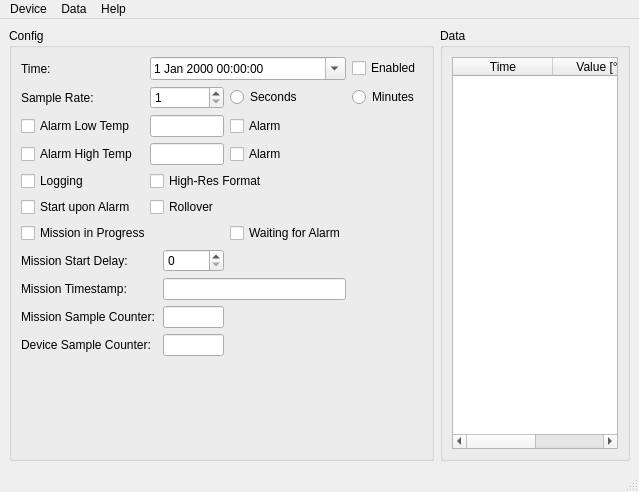
Qt form gui/main.ui (kkoop/qibutton) before a commit.
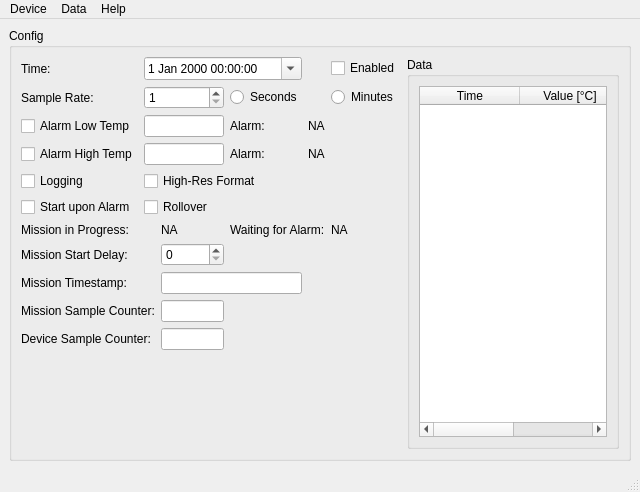
The same form after that commit.

Commit message: mission start/stop, clear data added

What changed in the file:
```diff
--- a/gui/main.ui
+++ b/gui/main.ui
@@ -6,7 +6,7 @@
    <rect>
     <x>0</x>
     <y>0</y>
-    <width>639</width>
+    <width>640</width>
     <height>492</height>
    </rect>
   </property>
@@ -24,26 +24,50 @@
        <string>Config</string>
       </property>
       <layout class="QGridLayout" name="gridLayout">
-       <item row="11" column="3" colspan="3">
-        <spacer name="verticalSpacer">
-         <property name="orientation">
-          <enum>Qt::Vertical</enum>
+       <item row="0" column="0">
+        <widget class="QLabel" name="label">
+         <property name="text">
+          <string>Time:</string>
          </property>
-         <property name="sizeHint" stdset="0">
-          <size>
-           <width>20</width>
-           <height>126</height>
-          </size>
+        </widget>
+       </item>
+       <item row="0" column="1" colspan="3">
+        <widget class="QDateTimeEdit" name="rtcEdit">
+         <property name="calendarPopup">
+          <bool>true</bool>
          </property>
-        </spacer>
+        </widget>
        </item>
-       <item row="5" column="0">
-        <widget class="QCheckBox" name="startUponAlarmCheckBox">
+       <item row="0" column="5">
+        <widget class="QCheckBox" name="rtcEnabledCheckBox">
          <property name="text">
-          <string>Start upon Alarm</string>
+          <string>Enabled</string>
          </property>
         </widget>
        </item>
+       <item row="0" column="6" rowspan="12">
+        <widget class="QGroupBox" name="groupBox_2">
+         <property name="title">
+          <string>Data</string>
+         </property>
+         <layout class="QHBoxLayout" name="horizontalLayout_2">
+          <item>
+           <widget class="QTableWidget" name="dataTable">
+            <column>
+             <property name="text">
+              <string>Time</string>
+             </property>
+            </column>
+            <column>
+             <property name="text">
+              <string>Value [°C]</string>
+             </property>
+            </column>
+           </widget>
+          </item>
+         </layout>
+        </widget>
+       </item>
        <item row="1" column="0">
         <widget class="QLabel" name="label_2">
          <property name="text">
@@ -51,35 +75,7 @@
          </property>
         </widget>
        </item>
-       <item row="3" column="0" colspan="2">
-        <widget class="QCheckBox" name="alarmHighEnabledCheckBox">
-         <property name="text">
-          <string>Alarm High Temp</string>
-         </property>
-        </widget>
-       </item>
-       <item row="5" column="2" colspan="3">
-        <widget class="QCheckBox" name="rolloverCheckBox">
-         <property name="text">
-          <string>Rollover</string>
-         </property>
-        </widget>
-       </item>
-       <item row="2" column="0" colspan="2">
-        <widget class="QCheckBox" name="alarmLowEnabledCheckBox">
-         <property name="text">
-          <string>Alarm Low Temp</string>
-         </property>
-        </widget>
-       </item>
-       <item row="10" column="0" colspan="4">
-        <widget class="QLabel" name="label_5">
-         <property name="text">
-          <string>Device Sample Counter:</string>
-         </property>
-        </widget>
-       </item>
-       <item row="1" column="2" colspan="3">
+       <item row="1" column="1" colspan="2">
         <widget class="QSpinBox" name="sampleRateSpinBox">
          <property name="minimum">
           <number>1</number>
@@ -89,172 +85,192 @@
          </property>
         </widget>
        </item>
-       <item row="8" column="0">
-        <widget class="QLabel" name="label_6">
-         <property name="text">
-          <string>Mission Timestamp:</string>
-         </property>
-        </widget>
-       </item>
-       <item row="7" column="0" colspan="2">
-        <widget class="QLabel" name="label_3">
-         <property name="text">
-          <string>Mission Start Delay:</string>
-         </property>
-        </widget>
-       </item>
-       <item row="0" column="0">
-        <widget class="QLabel" name="label">
-         <property name="text">
-          <string>Time:</string>
-         </property>
-        </widget>
-       </item>
-       <item row="9" column="0" colspan="4">
-        <widget class="QLabel" name="label_4">
-         <property name="text">
-          <string>Mission Sample Counter:</string>
-         </property>
-        </widget>
-       </item>
-       <item row="6" column="0" colspan="3">
-        <widget class="QCheckBox" name="missionInProgressCheckBox">
-         <property name="text">
-          <string>Mission in Progress</string>
-         </property>
-         <property name="checkable">
-          <bool>false</bool>
-         </property>
-        </widget>
-       </item>
-       <item row="4" column="2" colspan="5">
-        <widget class="QCheckBox" name="highResLoggingCheckBox">
-         <property name="text">
-          <string>High-Res Format</string>
-         </property>
-        </widget>
-       </item>
-       <item row="4" column="0">
-        <widget class="QCheckBox" name="loggingCheckBox">
-         <property name="text">
-          <string>Logging</string>
-         </property>
-        </widget>
-       </item>
-       <item row="0" column="2" colspan="4">
-        <widget class="QDateTimeEdit" name="rtcEdit">
-         <property name="calendarPopup">
-          <bool>true</bool>
-         </property>
-        </widget>
-       </item>
-       <item row="3" column="2" colspan="3">
-        <widget class="QLineEdit" name="alarmHighEdit"/>
-       </item>
-       <item row="1" column="5">
+       <item row="1" column="3">
         <widget class="QRadioButton" name="sampleRateSecondsRadioButton">
          <property name="text">
           <string>Seconds</string>
          </property>
         </widget>
        </item>
-       <item row="2" column="2" colspan="3">
-        <widget class="QLineEdit" name="alarmLowEdit"/>
-       </item>
-       <item row="1" column="6">
+       <item row="1" column="5">
         <widget class="QRadioButton" name="sampleRateMinutesRadioButton">
          <property name="text">
           <string>Minutes</string>
          </property>
         </widget>
        </item>
-       <item row="2" column="5">
-        <widget class="QCheckBox" name="alarmLowCheckBox">
+       <item row="2" column="0">
+        <widget class="QCheckBox" name="alarmLowEnabledCheckBox">
          <property name="text">
-          <string>Alarm</string>
+          <string>Alarm Low Temp</string>
          </property>
-         <property name="checkable">
-          <bool>false</bool>
+        </widget>
+       </item>
+       <item row="2" column="1" colspan="2">
+        <widget class="QLineEdit" name="alarmLowEdit"/>
+       </item>
+       <item row="2" column="3">
+        <widget class="QLabel" name="label_8">
+         <property name="text">
+          <string>Alarm:</string>
          </property>
         </widget>
        </item>
-       <item row="0" column="6">
-        <widget class="QCheckBox" name="rtcEnabledCheckBox">
+       <item row="2" column="4">
+        <widget class="QLabel" name="lowAlarmLabel">
          <property name="text">
-          <string>Enabled</string>
+          <string>NA</string>
          </property>
         </widget>
        </item>
-       <item row="3" column="5">
-        <widget class="QCheckBox" name="alarmHighCheckBox">
+       <item row="3" column="0">
+        <widget class="QCheckBox" name="alarmHighEnabledCheckBox">
          <property name="text">
-          <string>Alarm</string>
+          <string>Alarm High Temp</string>
          </property>
-         <property name="checkable">
-          <bool>false</bool>
+        </widget>
+       </item>
+       <item row="3" column="1" colspan="2">
+        <widget class="QLineEdit" name="alarmHighEdit"/>
+       </item>
+       <item row="3" column="3">
+        <widget class="QLabel" name="label_10">
+         <property name="text">
+          <string>Alarm:</string>
+         </property>
+        </widget>
+       </item>
+       <item row="3" column="4">
+        <widget class="QLabel" name="highAlarmLabel">
+         <property name="text">
+          <string>NA</string>
+         </property>
+        </widget>
+       </item>
+       <item row="4" column="0">
+        <widget class="QCheckBox" name="loggingCheckBox">
+         <property name="text">
+          <string>Logging</string>
+         </property>
+        </widget>
+       </item>
+       <item row="4" column="1" colspan="3">
+        <widget class="QCheckBox" name="highResLoggingCheckBox">
+         <property name="text">
+          <string>High-Res Format</string>
+         </property>
+        </widget>
+       </item>
+       <item row="5" column="0">
+        <widget class="QCheckBox" name="startUponAlarmCheckBox">
+         <property name="text">
+          <string>Start upon Alarm</string>
+         </property>
+        </widget>
+       </item>
+       <item row="5" column="1" colspan="2">
+        <widget class="QCheckBox" name="rolloverCheckBox">
+         <property name="text">
+          <string>Rollover</string>
+         </property>
+        </widget>
+       </item>
+       <item row="6" column="0">
+        <widget class="QLabel" name="label_7">
+         <property name="text">
+          <string>Mission in Progress:</string>
+         </property>
+        </widget>
+       </item>
+       <item row="6" column="2">
+        <widget class="QLabel" name="missionInProgressLabel">
+         <property name="text">
+          <string>NA</string>
+         </property>
+        </widget>
+       </item>
+       <item row="6" column="3" colspan="2">
+        <widget class="QLabel" name="label_9">
+         <property name="text">
+          <string>Waiting for Alarm:</string>
          </property>
         </widget>
        </item>
        <item row="6" column="5">
-        <widget class="QCheckBox" name="waitingForAlarmCheckBox">
+        <widget class="QLabel" name="waitingForAlarmLabel">
          <property name="text">
-          <string>Waiting for Alarm</string>
+          <string>NA</string>
          </property>
-         <property name="checkable">
-          <bool>false</bool>
+        </widget>
+       </item>
+       <item row="7" column="0">
+        <widget class="QLabel" name="label_3">
+         <property name="text">
+          <string>Mission Start Delay:</string>
          </property>
         </widget>
        </item>
-       <item row="8" column="4" colspan="2">
+       <item row="7" column="2">
+        <widget class="QSpinBox" name="missionStartDelaySpinBox">
+         <property name="maximum">
+          <number>65000</number>
+         </property>
+        </widget>
+       </item>
+       <item row="8" column="0">
+        <widget class="QLabel" name="label_6">
+         <property name="text">
+          <string>Mission Timestamp:</string>
+         </property>
+        </widget>
+       </item>
+       <item row="8" column="2" colspan="2">
         <widget class="QLineEdit" name="missionTimestampEdit">
          <property name="readOnly">
           <bool>true</bool>
          </property>
         </widget>
        </item>
-       <item row="9" column="4">
+       <item row="9" column="0" colspan="2">
+        <widget class="QLabel" name="label_4">
+         <property name="text">
+          <string>Mission Sample Counter:</string>
+         </property>
+        </widget>
+       </item>
+       <item row="9" column="2">
         <widget class="QLineEdit" name="missionSampleCounterEdit">
          <property name="readOnly">
           <bool>true</bool>
          </property>
         </widget>
        </item>
-       <item row="10" column="4">
+       <item row="10" column="0" colspan="2">
+        <widget class="QLabel" name="label_5">
+         <property name="text">
+          <string>Device Sample Counter:</string>
+         </property>
+        </widget>
+       </item>
+       <item row="10" column="2">
         <widget class="QLineEdit" name="deviceSampleCounterEdit">
          <property name="readOnly">
           <bool>true</bool>
          </property>
         </widget>
        </item>
-       <item row="7" column="4">
-        <widget class="QSpinBox" name="missionStartDelaySpinBox">
-         <property name="maximum">
-          <number>65000</number>
+       <item row="11" column="3">
+        <spacer name="verticalSpacer">
+         <property name="orientation">
+          <enum>Qt::Vertical</enum>
          </property>
-        </widget>
-       </item>
-      </layout>
-     </widget>
-    </item>
-    <item>
-     <widget class="QGroupBox" name="groupBox_2">
-      <property name="title">
-       <string>Data</string>
-      </property>
-      <layout class="QHBoxLayout" name="horizontalLayout_2">
-       <item>
-        <widget class="QTableWidget" name="dataTable">
-         <column>
-          <property name="text">
-           <string>Time</string>
-          </property>
-         </column>
-         <column>
-          <property name="text">
-           <string>Value [°C]</string>
-          </property>
-         </column>
-        </widget>
+         <property name="sizeHint" stdset="0">
+          <size>
+           <width>20</width>
+           <height>126</height>
+          </size>
+         </property>
+        </spacer>
        </item>
       </layout>
      </widget>
@@ -266,7 +282,7 @@
     <rect>
      <x>0</x>
      <y>0</y>
-     <width>639</width>
+     <width>640</width>
      <height>21</height>
     </rect>
    </property>
```
Left out of the diff: 2 changed lines with no effect on the pictures. The commit also changes 2 other files.
